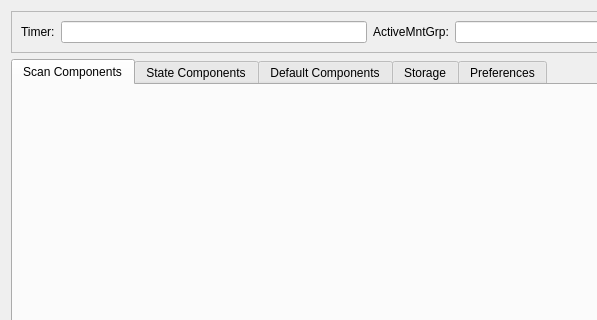
This is nxselector/ui/selector.ui in nexdatas/nxselector as Qt 5 draws it before an edit; both pictures show x 0 to 597 and y 0 to 320 of the 781 by 539 pixel window. The edited form follows.
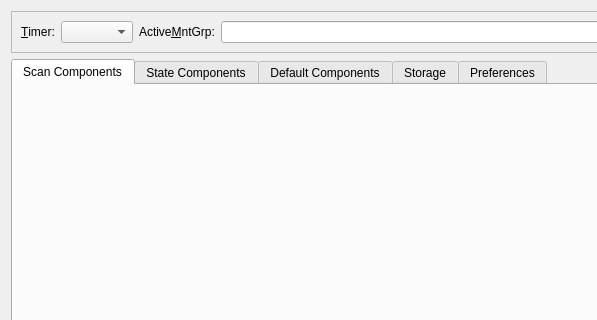
This is the edited form.

Commit message: adding timer combobox

Diff of the .ui file:
```diff
--- a/nxselector/ui/selector.ui
+++ b/nxselector/ui/selector.ui
@@ -484,17 +484,23 @@
         <item>
          <widget class="QLabel" name="mntTimerLabel">
           <property name="text">
-           <string>Timer:</string>
+           <string>&amp;Timer:</string>
+          </property>
+          <property name="buddy">
+           <cstring>mntTimerComboBox</cstring>
           </property>
          </widget>
         </item>
         <item>
-         <widget class="QLineEdit" name="mntTimerLineEdit"/>
+         <widget class="QComboBox" name="mntTimerComboBox"/>
         </item>
         <item>
          <widget class="QLabel" name="mntGrpLabel">
           <property name="text">
-           <string>ActiveMntGrp:</string>
+           <string>Active&amp;MntGrp:</string>
+          </property>
+          <property name="buddy">
+           <cstring>mntGrpLineEdit</cstring>
           </property>
          </widget>
         </item>
```
The commit also changes 3 other files.
